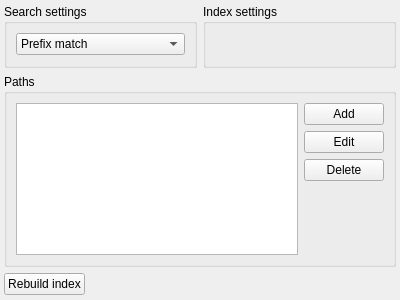
Above: src/services/appindex/appindexwidget.ui from albertlauncher/albert before the change. Below: the same form after it.
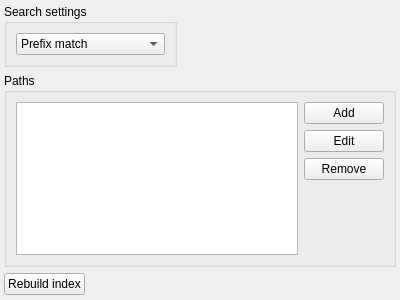
That is the form after the change.

Commit message: Add spacers rename items

Diff of the .ui file:
```diff
--- a/src/services/appindex/appindexwidget.ui
+++ b/src/services/appindex/appindexwidget.ui
@@ -50,29 +50,21 @@
           </item>
          </widget>
         </item>
-        <item>
-         <spacer name="verticalSpacer">
-          <property name="orientation">
-           <enum>Qt::Vertical</enum>
-          </property>
-          <property name="sizeHint" stdset="0">
-           <size>
-            <width>20</width>
-            <height>40</height>
-           </size>
-          </property>
-         </spacer>
-        </item>
        </layout>
       </widget>
      </item>
      <item>
-      <widget class="QGroupBox" name="groupBox">
-       <property name="title">
-        <string>Index settings</string>
+      <spacer name="horizontalSpacer">
+       <property name="orientation">
+        <enum>Qt::Horizontal</enum>
        </property>
-       <layout class="QVBoxLayout" name="verticalLayout_5"/>
-      </widget>
+       <property name="sizeHint" stdset="0">
+        <size>
+         <width>40</width>
+         <height>20</height>
+        </size>
+       </property>
+      </spacer>
      </item>
     </layout>
    </item>
@@ -106,7 +98,7 @@
           <item>
            <widget class="QPushButton" name="pushButton_2">
             <property name="text">
-             <string>Delete</string>
+             <string>Remove</string>
             </property>
            </widget>
           </item>
@@ -127,19 +119,6 @@
         </item>
        </layout>
       </item>
-      <item>
-       <spacer name="verticalSpacer_2">
-        <property name="orientation">
-         <enum>Qt::Vertical</enum>
-        </property>
-        <property name="sizeHint" stdset="0">
-         <size>
-          <width>20</width>
-          <height>0</height>
-         </size>
-        </property>
-       </spacer>
-      </item>
      </layout>
     </widget>
    </item>
@@ -168,7 +147,7 @@
     </layout>
    </item>
    <item>
-    <spacer name="verticalSpacer_4">
+    <spacer name="verticalSpacer">
      <property name="orientation">
       <enum>Qt::Vertical</enum>
      </property>
```
Left out of the diff: 18 changed lines with no effect on the pictures.
